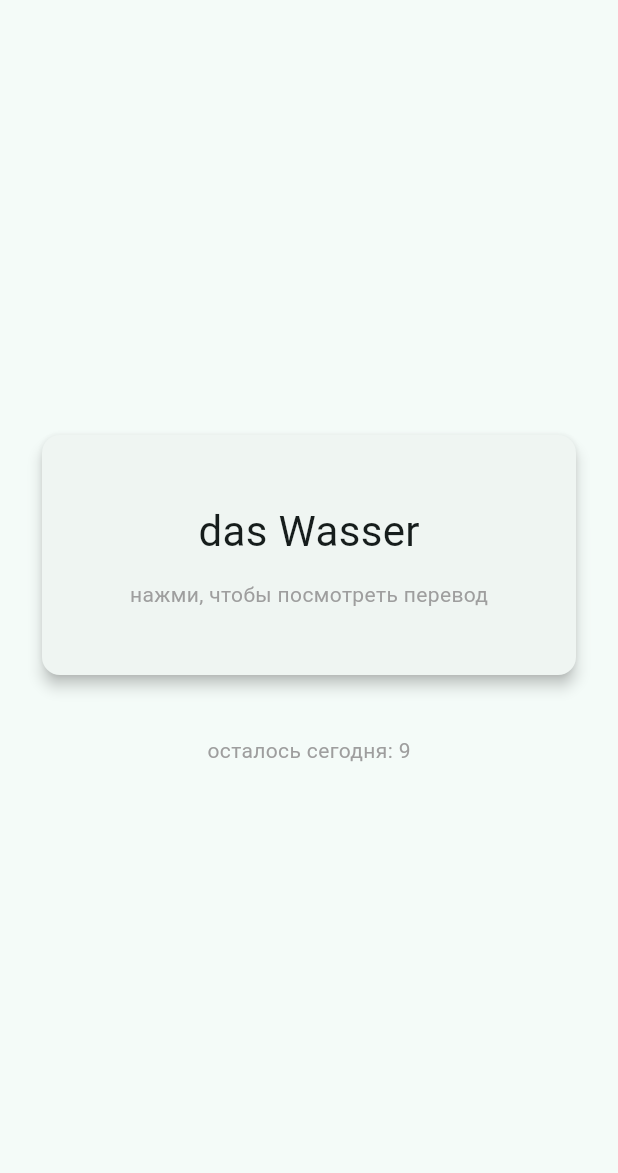
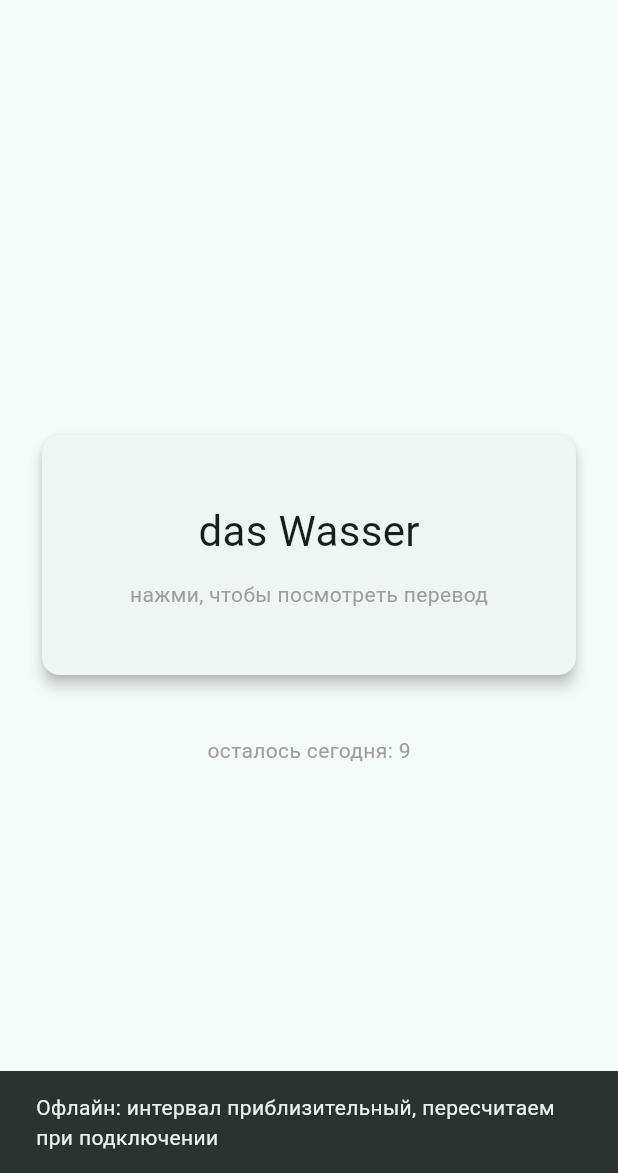
Before and after one commit to EgzodD/smartrecall, a Flutter app: the screen it shows after launch, after a tap on "das Haus", after a tap on "Не помню", on a phone screen of 412 x 824 dp, the part 63-1236 px from its top. Run offline on Flutter 3.47's test engine with Material 3 defaults, Android fonts, the phone set to English and light mode, and no system bars; our stand-ins replace hive_flutter; accounts and stored records are empty; network calls fail.

Commit message:
UX polish: loading state, offline notice, undo delete, bulk add
- ReviewScreen: spinner while waiting on the review network call
  instead of just disabling buttons; snackbar when a review fell
  back to the offline heuristic (previously silent)
- DeckScreen: swipe-to-delete now shows an "Отменить" snackbar
  instead of being unrecoverable
- AddCardScreen: "add another" toggle so entering several cards
  doesn't require re-opening the screen each time

```diff
--- a/mobile/lib/screens/review_screen.dart
+++ b/mobile/lib/screens/review_screen.dart
@@ -59,6 +59,13 @@ class _ReviewScreenState extends State<ReviewScreen> {
       _revealed = false;
       _busy = false;
     });
+    if (!updated.synced && mounted) {
+      ScaffoldMessenger.of(context).showSnackBar(
+        const SnackBar(
+          content: Text('Офлайн: интервал приблизительный, пересчитаем при подключении'),
+        ),
+      );
+    }
   }
 
   Future<void> _openDeck() async {
@@ -145,16 +152,22 @@ class _ReviewScreenState extends State<ReviewScreen> {
           ),
           const SizedBox(height: 24),
           if (_revealed)
-            Row(
+            _busy
+                ? const SizedBox(
+                    height: 36,
+                    width: 36,
+                    child: CircularProgressIndicator(strokeWidth: 3),
+                  )
+                : Row(
                     mainAxisAlignment: MainAxisAlignment.spaceEvenly,
                     children: [
                       ElevatedButton(
-                  onPressed: _busy ? null : () => _answer(false),
+                        onPressed: () => _answer(false),
                         style: ElevatedButton.styleFrom(backgroundColor: Colors.red.shade100),
                         child: const Text('Не помню'),
                       ),
                       ElevatedButton(
-                  onPressed: _busy ? null : () => _answer(true),
+                        onPressed: () => _answer(true),
                         style: ElevatedButton.styleFrom(backgroundColor: Colors.green.shade100),
                         child: const Text('Помню'),
                       ),
```
Also changed, not shown: mobile/lib/screens/add_card_screen.dart (+28 -4 lines), mobile/lib/screens/deck_screen.dart (+22 -4 lines). Lines whose indentation alone changed are shown as unchanged.
